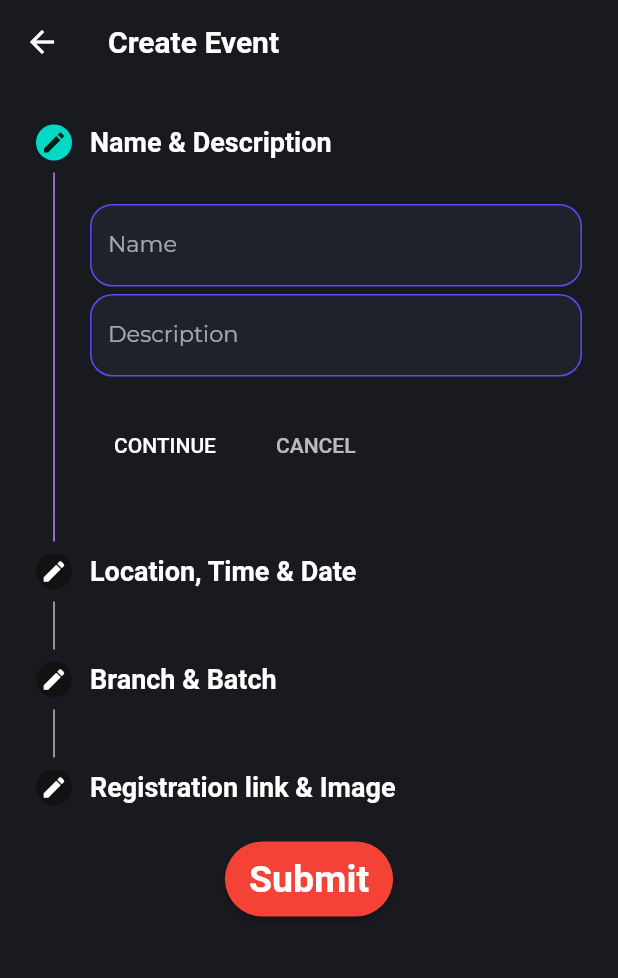
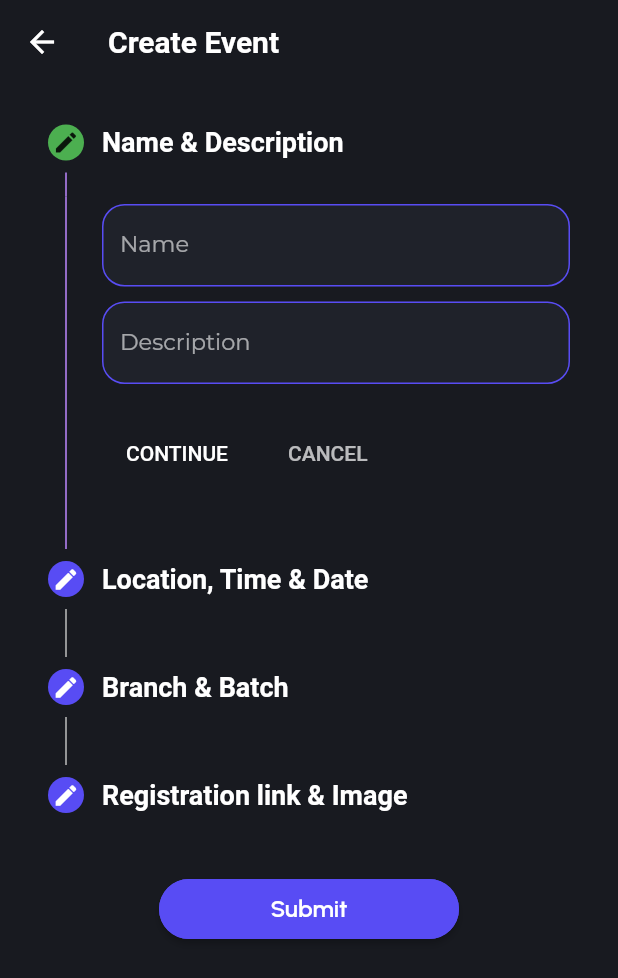
Before and after one commit to Xe-nor/CampusKonnect, a Flutter app: the CreateEvent screen opened by its route, on a phone screen of 412 x 824 dp. Shown: the top 978 px of the screen. Run offline on Flutter 3.47's test engine with Material 2 defaults, Android fonts, the phone set to English and light mode, and no system bars; drawn by our look-alikes of keyboard_dismisser; our stand-ins replace firebase_auth, firebase_core, flutter_snake_navigationbar, font_awesome_flutter, get, google_fonts and 2 more; accounts and stored records are empty; project files that could hold a hidden picture were left out.

Commit message:
ui changes

```diff
--- a/lib/main.dart
+++ b/lib/main.dart
@@ -38,7 +38,7 @@ class MyApp extends StatelessWidget {
           title: "campuskonnect",
           themeMode: themeProvider.themeMode,
           darkTheme: MyTheme.dark,
-          initialRoute: MyRoutes.createevent,
+          initialRoute: MyRoutes.homeRoute,
           routes: {
             // "/": (context) => const Homepage(),
             MyRoutes.splashscreen: (context) => Splashscreen(),
--- a/lib/pages/create_event.dart
+++ b/lib/pages/create_event.dart
@@ -1,5 +1,7 @@
 import 'package:campuskonnect/utils/theme.dart';
 import 'package:flutter/material.dart';
+import 'package:google_fonts/google_fonts.dart';
+import 'package:keyboard_dismisser/keyboard_dismisser.dart';
 
 import '../utils/routes.dart';
 import '../widgets/textform.dart';
@@ -46,7 +48,7 @@ class _CreateEventState extends State<CreateEvent> {
                 },
               ),
               const SizedBox(
-                height: 5,
+                height: 10,
               ),
               textform(
                 hinttxt: "Description of the event",
@@ -99,7 +101,7 @@ class _CreateEventState extends State<CreateEvent> {
               ),
 
               const SizedBox(
-                height: 5,
+                height: 10,
               ),
               //
               //
@@ -112,7 +114,7 @@ class _CreateEventState extends State<CreateEvent> {
                       padding: const EdgeInsets.only(right: 3.0),
                       child: textform(
                         hinttxt: "Time",
-                        labeltxt: "Time of the event",
+                        labeltxt: "Time ",
                         validator: (value) {
                           if (value == null || value.isEmpty) {
                             return 'Please name of the event';
@@ -130,7 +132,7 @@ class _CreateEventState extends State<CreateEvent> {
                       padding: const EdgeInsets.only(left: 3.0),
                       child: textform(
                         hinttxt: "Date",
-                        labeltxt: "Date of the event",
+                        labeltxt: "Date ",
                         validator: (value) {
                           if (value == null || value.isEmpty) {
                             return 'Please name of the event';
@@ -221,23 +223,23 @@ class _CreateEventState extends State<CreateEvent> {
                   hinttxt: "Link for registering in the event",
                   labeltxt: "Registration link"),
               const SizedBox(
-                height: 5,
+                height: 10,
               ),
               ElevatedButton(
                 style: TextButton.styleFrom(
                     backgroundColor: Appcolors.buttoncolor,
-                    minimumSize: const Size(326, 50),
+                    minimumSize: const Size(320, 40),
                     shape: RoundedRectangleBorder(
                         borderRadius: BorderRadius.circular(10))),
                 onPressed: () {
                   Navigator.pushNamed(context, MyRoutes.image_input);
                 },
-                child: const Text(
-                  "Upload Poster of the Event",
-                  style: TextStyle(
-                      color: Colors.black,
-                      fontSize: 20,
-                      fontWeight: FontWeight.bold),
+                child: Text(
+                  "Upload event image",
+                  style: GoogleFonts.urbanist(
+                      color: Appcolors.lightprimary,
+                      fontSize: 16,
+                      fontWeight: FontWeight.w600),
                 ),
               ),
             ],
@@ -247,7 +249,9 @@ class _CreateEventState extends State<CreateEvent> {
 
   @override
   Widget build(BuildContext context) {
-    return Scaffold(
+    return KeyboardDismisser(
+      gestures: const [GestureType.onTap, GestureType.onVerticalDragDown],
+      child: Scaffold(
         appBar: AppBar(
           elevation: 0,
           // backgroundColor: Colors.blueGrey,
@@ -260,11 +264,18 @@ class _CreateEventState extends State<CreateEvent> {
             ),
           ),
         ),
-      body: SingleChildScrollView(
+        body: Padding(
+          padding: const EdgeInsets.symmetric(horizontal: 8.0),
+          child: SingleChildScrollView(
             child: Column(
               children: [
                 Padding(
                   padding: const EdgeInsets.only(top: 3),
+                  child: Theme(
+                    data: ThemeData(
+                        colorScheme: Theme.of(context).colorScheme.copyWith(
+                            secondary: Colors.green,
+                            background: Appcolors.buttoncolor)),
                     child: Stepper(
                       currentStep: _activeStepIndex,
                       steps: stepList(),
@@ -284,24 +295,31 @@ class _CreateEventState extends State<CreateEvent> {
                       },
                     ),
                   ),
-            ElevatedButton(
-              style: TextButton.styleFrom(
-                  backgroundColor: Colors.red,
-                  shape: RoundedRectangleBorder(
-                      borderRadius: BorderRadius.circular(30)),
-                  minimumSize: const Size(100, 50)),
+                ),
+                const SizedBox(
+                  height: 20,
+                ),
+                SizedBox(
+                  width: 200,
+                  height: 40,
+                  child: ElevatedButton(
                     onPressed: () {},
-              child: const Text(
-                "Submit",
-                style: TextStyle(
-                    color: Colors.white,
-                    fontSize: 25,
-                    fontWeight: FontWeight.bold),
+                    style: ElevatedButton.styleFrom(
+                        backgroundColor: Appcolors.buttoncolor,
+                        shape: const StadiumBorder(
+                            side: BorderSide(color: Appcolors.buttoncolor))),
+                    child: Text("Submit",
+                        style: GoogleFonts.urbanist(
+                            fontSize: 16,
+                            color: Appcolors.lightprimary,
+                            fontWeight: FontWeight.w600)),
                   ),
                 ),
               ],
             ),
           ),
+        ),
+      ),
     );
   }
 }
--- a/lib/pages/search.dart
+++ b/lib/pages/search.dart
@@ -20,6 +20,7 @@ class search extends StatelessWidget {
               height: 55,
               decoration: BoxDecoration(borderRadius: BorderRadius.circular(3)),
               child: textform(
+                isautofocus: true,
                 prefixIcon: Icons.search,
                 hinttxt: "Enter the event you looking for",
                 labeltxt: null,
--- a/lib/widgets/textform.dart
+++ b/lib/widgets/textform.dart
@@ -11,13 +11,14 @@ Widget textform(
     IconData? suffixIcon,
     bool isEmail = false,
     bool isPrefixIcon = false,
-    // required bool isSuffixIcon,
+    bool isautofocus = false,
     bool isObscure = true,
     TextEditingController? controller,
     Function? validator}) {
   return SizedBox(
     height: 55,
     child: TextFormField(
+      autofocus: isautofocus,
       //onSaved: (newValue) => newValue,
       validator: (input) => validator!(input),
       obscureText: isObscure,
```
Lines whose indentation alone changed are shown as unchanged.
